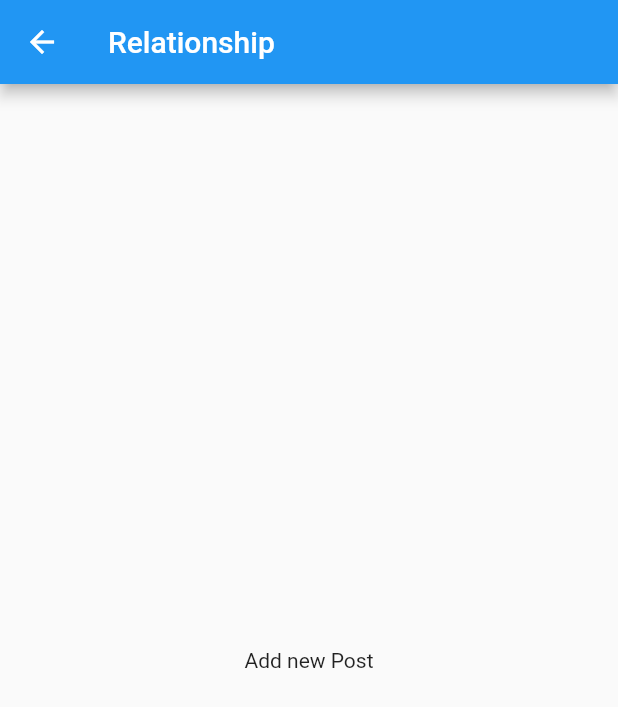
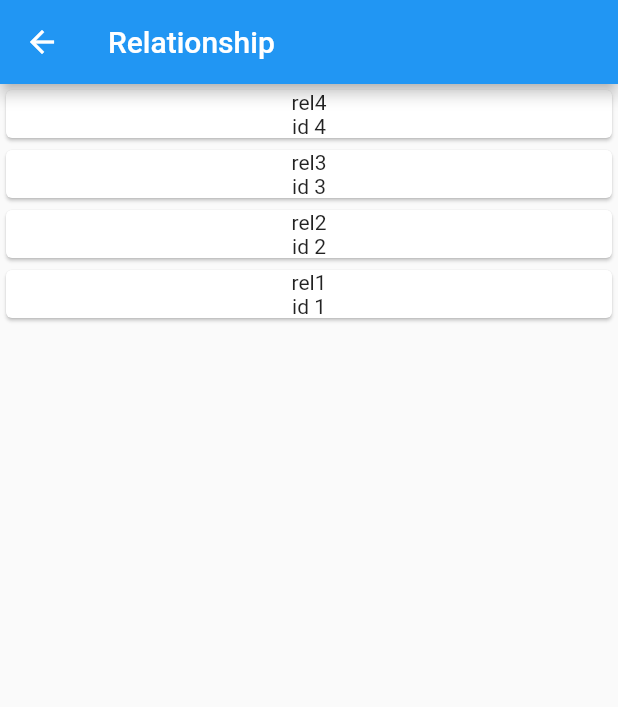
Before and after one commit to RabinPhaiju/flutter_objectbox, a Flutter app: the screen it shows after launch, after a tap on "Relationship 1", on a phone screen of 412 x 824 dp. Shown: the top 707 px of the screen. Run offline on Flutter 3.47's test engine with Material 2 defaults, Android fonts, the phone set to English and light mode, and no system bars; our stand-ins replace objectbox; generated files the repository leaves out were written again.

Commit message:
fix post many to one relation

```diff
--- a/lib/models/ForumPost.dart
+++ b/lib/models/ForumPost.dart
@@ -12,12 +12,12 @@
   String title;
   bool draft;
 
-  final relationship = ToOne<Relationship>();
+  var relationship = ToOne<Relationship>();
 
   @Backlink()
   final replies = ToMany<PostReply>();
 
-  ForumPost(this.title, this.id , {this.draft = false});
+  ForumPost(this.title, this.id, {this.draft = false});
 
   bool setPosted(){
     draft = false;
--- a/lib/models/Relationship.dart
+++ b/lib/models/Relationship.dart
@@ -1,11 +1,14 @@
+import 'package:flutter_objectbox/models/ForumPost.dart';
 import 'package:objectbox/objectbox.dart';
 
 @Entity()
 class Relationship {
-  @Id()
-  int internalId = 0;
-  int? id;
+  @Id(assignable: true)
+  int id= 0;
   String title;
+
+  @Backlink()
+  final posts = ToMany<ForumPost>();
 
   Relationship(this.title,this.id);
 
--- a/lib/objectbox.dart
+++ b/lib/objectbox.dart
@@ -32,9 +32,11 @@
     Relationship rel4 = Relationship('rel4',4);
 
     ForumPost post1 = ForumPost('Post1',1);
-    post1.relationship.target = rel1;
+    rel1.posts.add(post1);
+    // post1.relationship.targetId = rel1.id;
     ForumPost post2 = ForumPost('Post2',2);
-    post2.relationship.target = rel2;
+    rel2.posts.add(post2);
+    // post2.relationship.targetId = rel2.id;
 
     PostReply reply1 = PostReply('reply1 of post 1');
     post1.replies.add(reply1);
@@ -49,8 +51,8 @@
     reply2.replies.add(reply2Reply1);
 
     // putting reply will also put if new post cause they have relation.
-    forumPostBox.putMany([post1,post2]);
-    // relationshipBox.putMany([rel3,rel4]);
+    // forumPostBox.putMany([post1,post2]);
+    relationshipBox.putMany([rel2,rel1]);
   }
 
   static Future<ObjectBox> create() async{
@@ -68,15 +70,18 @@
     debugPrint('Add reply ${newReply.content} of post ${newReply.post.target?.title}');
   }
 
-  int addPost(String id,String relId,String newPost,String rel,String reply1){
+  void addPost(String id,String relId,String newPost,String rel,String reply1){
     Relationship _rel = Relationship(rel,int.parse(relId));
     PostReply _reply1 = PostReply(reply1);
     ForumPost postTOAdd = ForumPost(newPost,int.parse(id));
-    postTOAdd.relationship.target = _rel;
+    // postTOAdd.relationship.target = _rel;
+    // postTOAdd.replies.add(_reply1);
+    //
+    // forumPostBox.put(postTOAdd);
+
     postTOAdd.replies.add(_reply1);
-
-    int newPostId = forumPostBox.put(postTOAdd);
-    return newPostId;
+    _rel.posts.add(postTOAdd);
+    relationshipBox.put(_rel);
   }
 
   Stream<List<ForumPost>> getForumPosts(){
--- a/lib/screens/forum/post_list_card.dart
+++ b/lib/screens/forum/post_list_card.dart
@@ -40,7 +40,6 @@
                     Text(widget.post.replies.length.toString()),
                   Text(widget.post.relationship.target != null ? widget.post.relationship.target!.title : ''),
                   Text('id${widget.post.relationship.target != null ? widget.post.relationship.target!.id.toString() : ''}'),
-                  Text('internal_id${widget.post.relationship.target != null ? widget.post.relationship.target!.internalId.toString() : ''}'),
                   ],
                 )
             ),
--- a/lib/screens/forum/relation_list.dart
+++ b/lib/screens/forum/relation_list.dart
@@ -31,7 +31,6 @@
                     children: <Widget>[
                       Text(snapshot.data![index].title),
                       Text('id ${snapshot.data![index].id.toString()}'),
-                      Text('internal_id ${snapshot.data![index].internalId.toString()}'),
                     ],
                   )
               );
--- a/lib/widgets/popup_menu_button.dart
+++ b/lib/widgets/popup_menu_button.dart
@@ -29,9 +29,9 @@
   void onSelected(BuildContext context, ForumPost post){
     final removeRelationship = post.relationship.target;
     objectBox.forumPostBox.removeAsync(post.id);
-    if(removeRelationship !=null){
-      objectBox.relationshipBox.removeAsync(removeRelationship.internalId);
-    }
+    // if(removeRelationship !=null){
+    //   objectBox.relationshipBox.removeAsync(removeRelationship.id);
+    // }
 
     setState(() {});
   }
```
Also changed, not shown: lib/objectbox-model.json (+5 -8 lines), lib/objectbox.g.dart.
